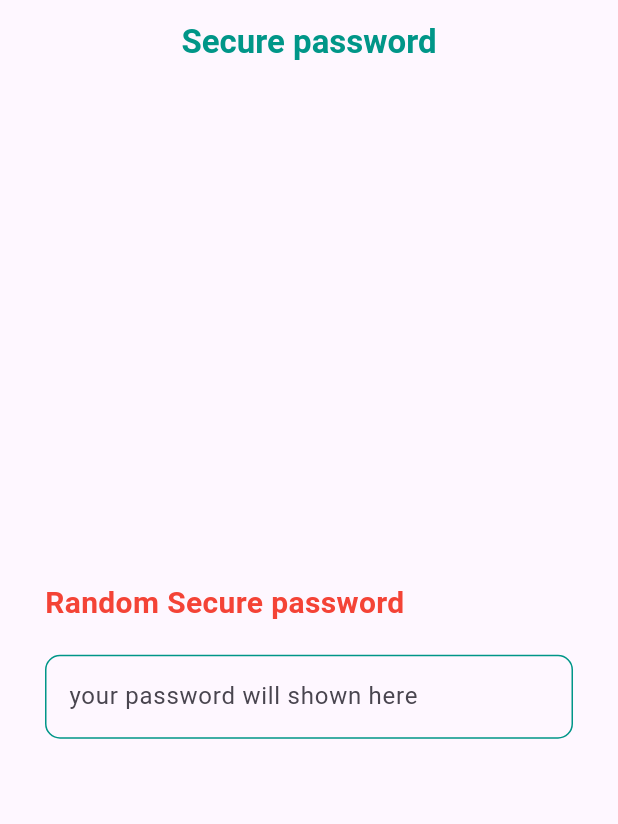
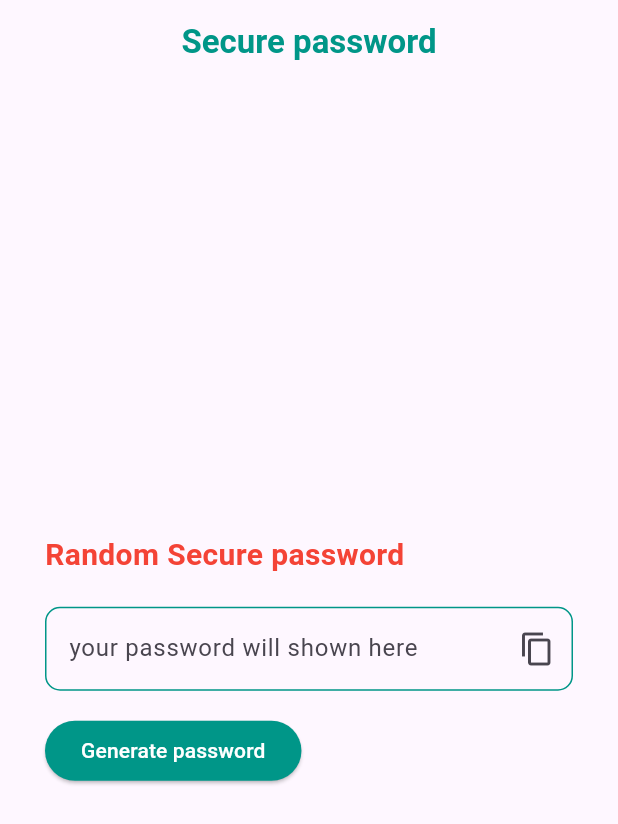
Before and after one commit to shadu-rz/random-password-generator, a Flutter app: the screen it shows after launch, on a phone screen of 412 x 824 dp. Shown: the top 824 px of the screen. Run offline on Flutter 3.47's test engine with Material 2 defaults, Android fonts, the light colour scheme and no system bars.

Commit message:
ui completed

```diff
--- a/lib/home.dart
+++ b/lib/home.dart
@@ -1,3 +1,5 @@
+import 'dart:math';
+
 import 'package:flutter/material.dart';
 import 'package:random_password/constants.dart';
 
@@ -9,6 +11,13 @@ class Homepage extends StatefulWidget {
 }
 
 class _HomepageState extends State<Homepage> {
+  TextEditingController controller = TextEditingController();
+  @override
+  void dispose() {
+    controller.dispose();
+    super.dispose();
+  }
+
   @override
   Widget build(BuildContext context) {
     return Scaffold(
@@ -38,23 +47,74 @@ class _HomepageState extends State<Homepage> {
             ),
             const SizedBox(height: 20),
             TextField(
+              controller: controller,
               readOnly: true,
               decoration: InputDecoration(
+                suffixIcon: IconButton(
+                  onPressed: () {},
+                  icon: const Icon(Icons.copy),
+                ),
                 hintText: 'your password will shown here',
                 enabledBorder: OutlineInputBorder(
                     borderSide:
                         BorderSide(color: ColorConstants().primaryColor),
                     borderRadius: BorderRadius.circular(10)),
                 focusedBorder: OutlineInputBorder(
-                    borderSide: BorderSide(
-                      color: ColorConstants().primaryColor,
-                    ),
-                    borderRadius: BorderRadius.circular(10)),
+                  borderSide: BorderSide(
+                    color: ColorConstants().primaryColor,
+                  ),
+                  borderRadius: BorderRadius.circular(10),
+                ),
               ),
             ),
+            const SizedBox(height: 16),
+            buildButton(),
           ],
         ),
       ),
     );
   }
+
+  Widget buildButton() {
+    final backgroundColor = MaterialStateColor.resolveWith(
+      (states) => states.contains(MaterialState.pressed)
+          ? ColorConstants().secondaryColor
+          : ColorConstants().primaryColor,
+    );
+    return ElevatedButton(
+      style: ButtonStyle(backgroundColor: backgroundColor),
+      onPressed: () {
+        final password = generatePassword();
+        controller.text = password;
+      },
+      child: const Text(
+        'Generate password',
+        style: TextStyle(
+          color: Colors.white,
+        ),
+      ),
+    );
+  }
+
+  String generatePassword({
+    bool hasLetters = true,
+    bool hasNumbers = true,
+    bool hasSpecial = true,
+  }) {
+    const length = 10;
+    const letterLowerCase = 'abcdefghijklmnopqrstuvwxyz';
+    const letterUpperCase = 'ABCDEFGHIJKLMNOPQRSTUVWXYZ';
+    const numbers = '0123456789';
+    const special = '@#=+!\$&%?{}()';
+
+    String chars = '';
+    if (hasLetters) chars += '$letterLowerCase$letterUpperCase';
+    if (hasNumbers) chars += numbers;
+    if (hasSpecial) chars += special;
+
+    return List.generate(length, (index) {
+      final indexRandom = Random.secure().nextInt(chars.length);
+      return chars[indexRandom];
+    }).join('');
+  }
 }
```
